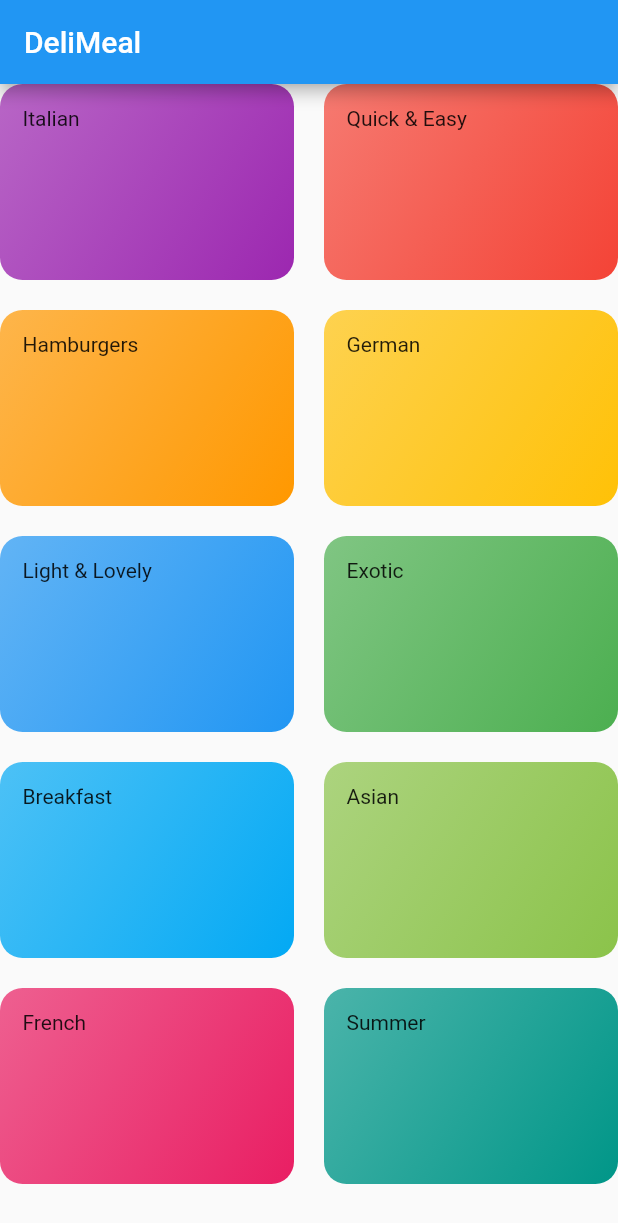
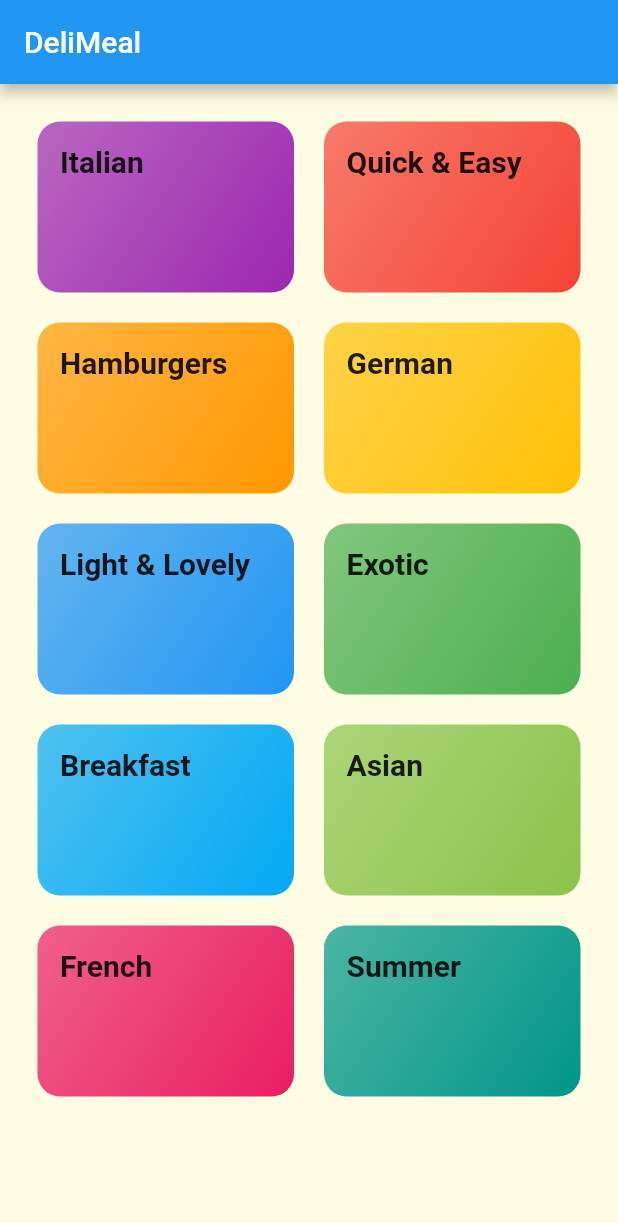
Before and after one commit to darora1996/meal_app, a Flutter app: the screen it shows after launch, on a phone screen of 412 x 824 dp. Shown: the top 1223 px of the screen. Run offline on Flutter 3.47's test engine with Material 2 defaults, Android fonts, the phone set to English and light mode, and no system bars.

Commit message:
Second commit

```diff
--- a/lib/categories_screen.dart
+++ b/lib/categories_screen.dart
@@ -14,13 +14,14 @@ class CategoriesScreen extends StatelessWidget {
         title: const Text('DeliMeal'),
       ),
       body: GridView(
+        padding: const EdgeInsets.all(25),
         gridDelegate: const SliverGridDelegateWithMaxCrossAxisExtent(
           maxCrossAxisExtent: 200,
           childAspectRatio: 3/2,
           crossAxisSpacing: 20,
           mainAxisSpacing: 20,
         ),
-        children: DUMMY_CATEGORIES.map((catData) => CategoryItem(catData.title, catData.color),).toList()
+        children: DUMMY_CATEGORIES.map((catData) => CategoryItem(catData.id, catData.title, catData.color),).toList()
         ,
       ),
     );
--- a/lib/category_item.dart
+++ b/lib/category_item.dart
@@ -1,17 +1,29 @@
 import 'package:flutter/cupertino.dart';
+import 'package:flutter/material.dart';
+import 'package:meals_app/category_meals_screen.dart';
 
 class CategoryItem extends StatelessWidget {
+  final String id;
   final String title;
   final Color color;
 
-  const CategoryItem(this.title, this.color);
+  const CategoryItem(this.id, this.title, this.color);
+  void selectCategory(BuildContext ctx){
+    Navigator.of(ctx).pushNamed('/category-meals', arguments: {'id': id, 'title': title});
+  }
+
 
 
   @override
   Widget build(BuildContext context) {
-    return Container(
+    return InkWell(
+      onTap: () => selectCategory(context),
+      splashColor: Theme.of(context).primaryColor,
+      borderRadius: BorderRadius.circular(15),
+      child: Container(
       padding: const EdgeInsets.all(15),
-      child: Text(title),decoration: BoxDecoration(
+        child: Text(title, style: Theme.of(context).textTheme.subtitle1,),
+        decoration: BoxDecoration(
         gradient: LinearGradient(
           colors: [
             color.withOpacity(0.7),
@@ -24,6 +36,7 @@ class CategoryItem extends StatelessWidget {
       ),
 
 
+      ),
     );
   }
 }
--- a/lib/main.dart
+++ b/lib/main.dart
@@ -1,5 +1,7 @@
 import 'package:flutter/material.dart';
 import 'package:meals_app/categories_screen.dart';
+import 'package:meals_app/category_meals_screen.dart';
+import 'package:meals_app/models/category.dart';
 
 void main() {
   runApp(const MyApp());
@@ -14,9 +16,27 @@ class MyApp extends StatelessWidget {
     return MaterialApp(
       title: 'Deli Meals',
       theme: ThemeData(
-        primarySwatch: Colors.blue,
+        primarySwatch: Colors.pink,
+        colorScheme: ColorScheme.fromSwatch().copyWith(
+          secondary: Colors.amber,
+        ),
+        canvasColor: const Color.fromRGBO(255, 254, 229, 1),
+        textTheme: ThemeData.light().textTheme.copyWith(
+          bodyText1: const TextStyle(
+            color: Color.fromRGBO(20, 51, 51, 1)
+          ),
+          bodyText2: const TextStyle(
+              color: Color.fromRGBO(20, 51, 51, 1)
+          ),
+          subtitle1: const TextStyle(fontSize: 20,fontWeight: FontWeight.bold),
+
+        )
+
       ),
-      home:  const CategoriesScreen(),
+      home: const CategoriesScreen(),
+      routes: {
+        '/category-meals':(ctx) => CategoryMealsScreen(),
+      },
     );
   }
 }
```
Also changed, not shown: lib/category_meals_screen.dart (added, +21 -0 lines). Lines whose indentation alone changed are shown as unchanged.
